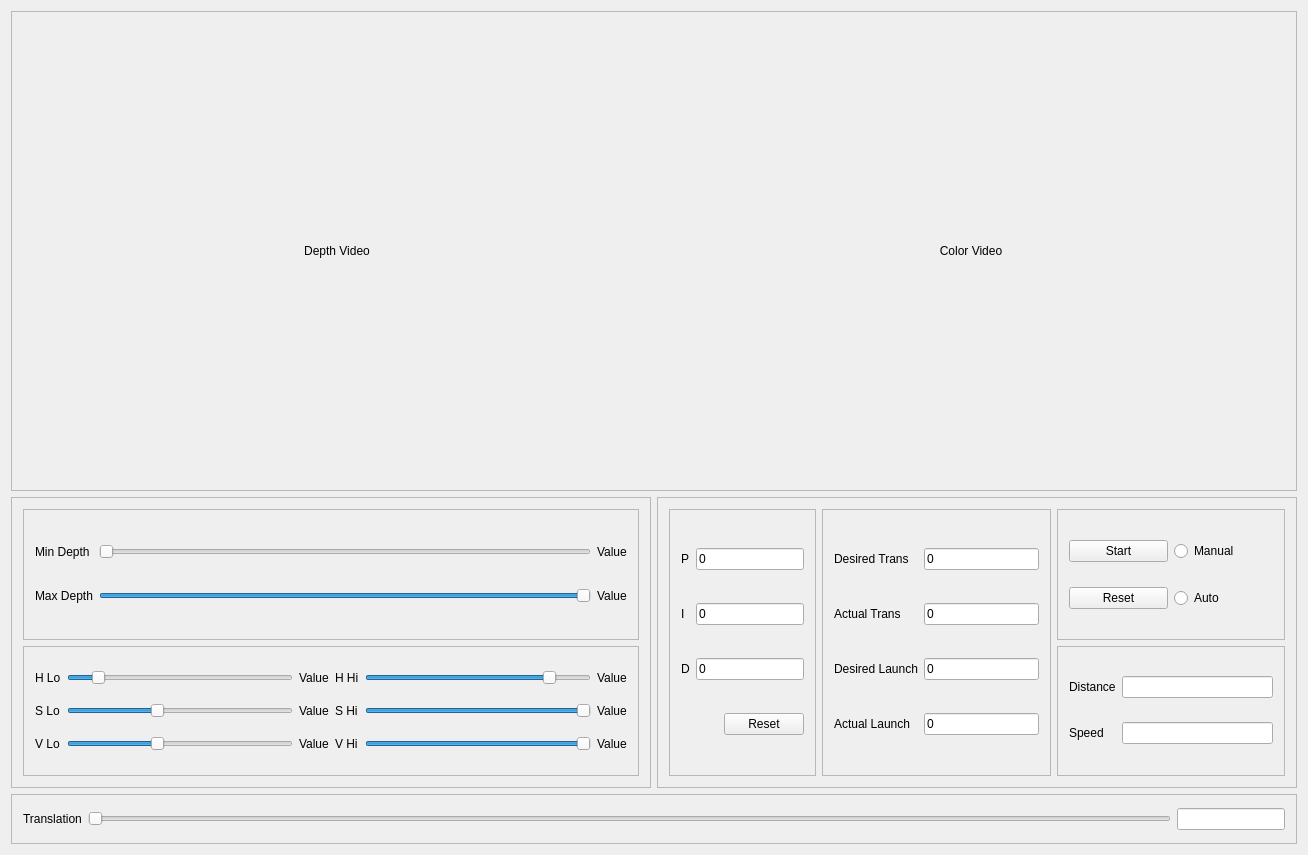
Old version of the form ui/mainwindow.ui in the repository SilentStrike/beerpong.
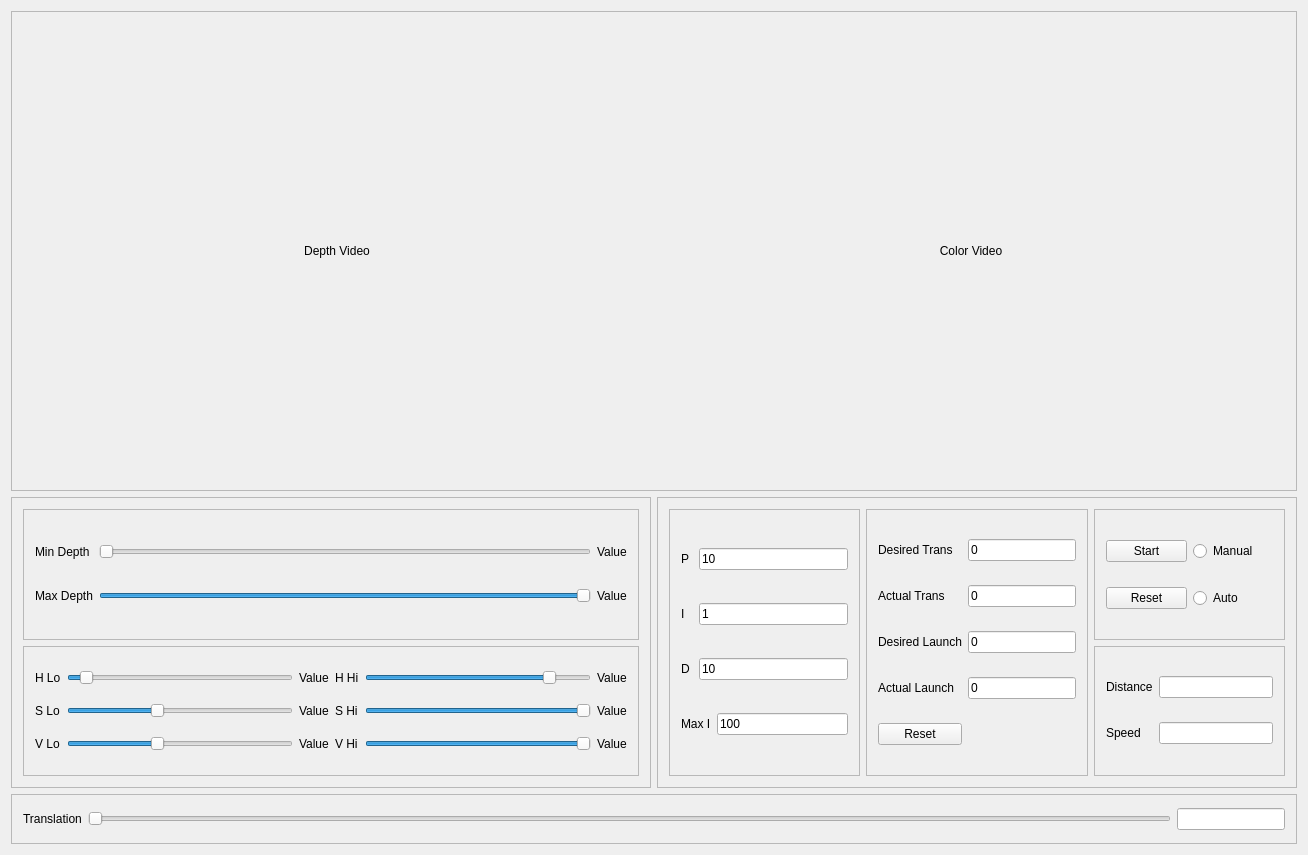
New version of the form.

Patch:
```diff
--- a/ui/mainwindow.ui
+++ b/ui/mainwindow.ui
@@ -95,52 +95,59 @@
           <enum>QFrame::Raised</enum>
          </property>
          <layout class="QGridLayout" name="gridLayout_6">
+          <item row="0" column="0">
+           <widget class="QLabel" name="pLabel">
+            <property name="text">
+             <string>P</string>
+            </property>
+           </widget>
+          </item>
           <item row="0" column="1" colspan="2">
            <widget class="QLineEdit" name="pBox">
             <property name="text">
-             <string>0</string>
+             <string>10</string>
             </property>
            </widget>
           </item>
-          <item row="2" column="0">
-           <widget class="QLabel" name="iLabel">
+          <item row="1" column="0">
+           <widget class="QLabel" name="maxiLabel">
             <property name="text">
              <string>I</string>
             </property>
            </widget>
           </item>
-          <item row="2" column="1" colspan="2">
+          <item row="1" column="1" colspan="2">
            <widget class="QLineEdit" name="iBox">
             <property name="text">
-             <string>0</string>
+             <string>1</string>
             </property>
            </widget>
           </item>
-          <item row="3" column="0">
+          <item row="2" column="0">
            <widget class="QLabel" name="dLabel">
             <property name="text">
              <string>D</string>
             </property>
            </widget>
           </item>
-          <item row="3" column="1" colspan="2">
+          <item row="2" column="1" colspan="2">
            <widget class="QLineEdit" name="dBox">
             <property name="text">
-             <string>0</string>
+             <string>10</string>
             </property>
            </widget>
           </item>
-          <item row="4" column="2">
-           <widget class="QPushButton" name="pidReset">
+          <item row="3" column="0" colspan="2">
+           <widget class="QLabel" name="label">
             <property name="text">
-             <string>Reset</string>
+             <string>Max I</string>
             </property>
            </widget>
           </item>
-          <item row="0" column="0">
-           <widget class="QLabel" name="pLabel">
+          <item row="3" column="2">
+           <widget class="QLineEdit" name="maxiBox">
             <property name="text">
-             <string>P</string>
+             <string>100</string>
             </property>
            </widget>
           </item>
@@ -191,13 +198,6 @@
             </property>
            </widget>
           </item>
-          <item row="2" column="1">
-           <widget class="QLineEdit" name="desiredLaunchBox">
-            <property name="text">
-             <string>0</string>
-            </property>
-           </widget>
-          </item>
           <item row="3" column="0">
            <widget class="QLabel" name="actualLaunchLabel">
             <property name="text">
@@ -205,6 +205,13 @@
             </property>
            </widget>
           </item>
+          <item row="2" column="1">
+           <widget class="QLineEdit" name="desiredLaunchBox">
+            <property name="text">
+             <string>0</string>
+            </property>
+           </widget>
+          </item>
           <item row="3" column="1">
            <widget class="QLineEdit" name="actualLaunchBox">
             <property name="text">
@@ -212,6 +219,13 @@
             </property>
            </widget>
           </item>
+          <item row="4" column="0">
+           <widget class="QPushButton" name="pidReset">
+            <property name="text">
+             <string>Reset</string>
+            </property>
+           </widget>
+          </item>
          </layout>
         </widget>
        </item>
@@ -453,7 +467,7 @@
              <number>179</number>
             </property>
             <property name="value">
-             <number>20</number>
+             <number>10</number>
             </property>
             <property name="orientation">
              <enum>Qt::Horizontal</enum>
```
